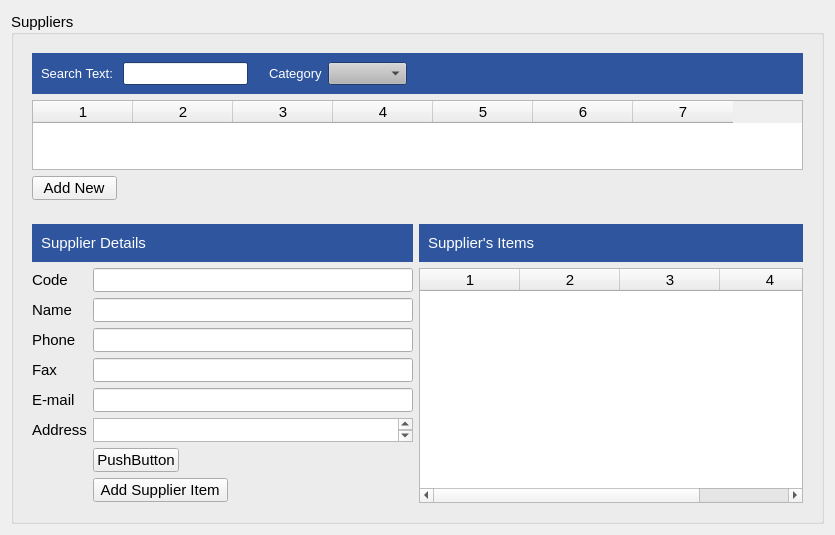
This is estorecpp/managesupplierswidget.ui in Watti/estorecpp as Qt 5 draws it before an edit. The edited form follows.
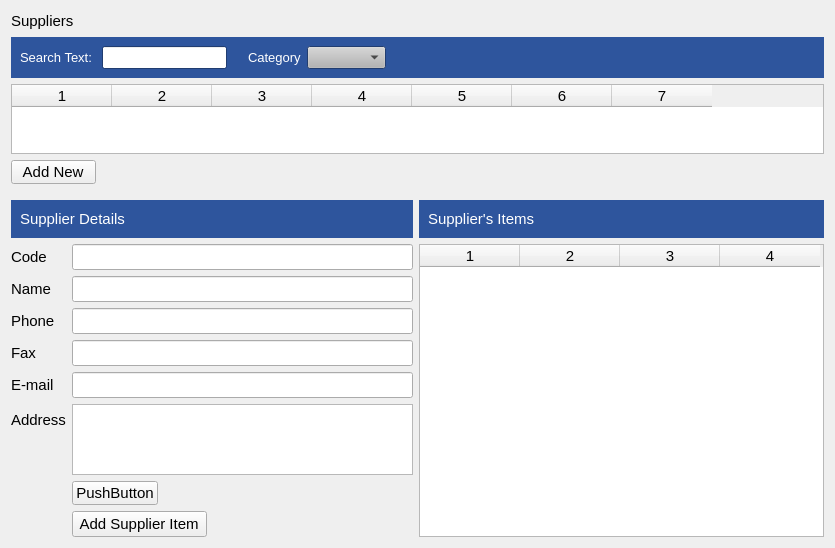
This is the edited form.

```diff
--- a/estorecpp/managesupplierswidget.ui
+++ b/estorecpp/managesupplierswidget.ui
@@ -7,53 +7,57 @@
     <x>0</x>
     <y>0</y>
     <width>835</width>
-    <height>535</height>
+    <height>548</height>
    </rect>
   </property>
   <property name="windowTitle">
    <string>Form</string>
   </property>
-  <layout class="QVBoxLayout" name="verticalLayout_4">
-   <item>
-    <widget class="QGroupBox" name="groupBox">
-     <property name="sizePolicy">
-      <sizepolicy hsizetype="Preferred" vsizetype="Preferred">
-       <horstretch>0</horstretch>
-       <verstretch>0</verstretch>
-      </sizepolicy>
-     </property>
-     <property name="minimumSize">
-      <size>
-       <width>520</width>
-       <height>100</height>
-      </size>
-     </property>
-     <property name="baseSize">
-      <size>
-       <width>0</width>
-       <height>0</height>
-      </size>
-     </property>
-     <property name="font">
-      <font>
-       <pointsize>11</pointsize>
-       <weight>50</weight>
-       <bold>false</bold>
-      </font>
-     </property>
-     <property name="layoutDirection">
-      <enum>Qt::LeftToRight</enum>
-     </property>
-     <property name="title">
-      <string>Suppliers</string>
-     </property>
-     <property name="alignment">
-      <set>Qt::AlignLeading|Qt::AlignLeft|Qt::AlignVCenter</set>
-     </property>
      <layout class="QVBoxLayout" name="verticalLayout_3">
+   <item>
+    <layout class="QHBoxLayout" name="horizontalLayout_9">
+     <item>
+      <widget class="QLabel" name="label_11">
+       <property name="font">
+        <font>
+         <pointsize>11</pointsize>
+        </font>
+       </property>
+       <property name="text">
+        <string>Suppliers</string>
+       </property>
+      </widget>
+     </item>
+     <item>
+      <spacer name="horizontalSpacer_10">
+       <property name="orientation">
+        <enum>Qt::Horizontal</enum>
+       </property>
+       <property name="sizeHint" stdset="0">
+        <size>
+         <width>40</width>
+         <height>20</height>
+        </size>
+       </property>
+      </spacer>
+     </item>
+    </layout>
+   </item>
       <item>
        <widget class="QWidget" name="tableArea" native="true">
         <layout class="QVBoxLayout" name="verticalLayout">
+      <property name="leftMargin">
+       <number>0</number>
+      </property>
+      <property name="topMargin">
+       <number>0</number>
+      </property>
+      <property name="rightMargin">
+       <number>0</number>
+      </property>
+      <property name="bottomMargin">
+       <number>0</number>
+      </property>
          <item>
           <widget class="QWidget" name="widget" native="true">
            <property name="palette">
@@ -622,6 +626,11 @@
          </item>
          <item>
           <widget class="QTableWidget" name="tableWidget">
+        <property name="font">
+         <font>
+          <pointsize>11</pointsize>
+         </font>
+        </property>
            <property name="columnCount">
             <number>7</number>
            </property>
@@ -680,6 +689,18 @@
          </font>
         </property>
         <layout class="QVBoxLayout" name="verticalLayout_2">
+      <property name="leftMargin">
+       <number>0</number>
+      </property>
+      <property name="topMargin">
+       <number>10</number>
+      </property>
+      <property name="rightMargin">
+       <number>0</number>
+      </property>
+      <property name="bottomMargin">
+       <number>0</number>
+      </property>
          <item>
           <layout class="QGridLayout" name="gridLayout">
            <item row="0" column="0">
@@ -1261,6 +1282,11 @@
            </item>
            <item row="1" column="1">
             <widget class="QTableWidget" name="currentItems">
+          <property name="font">
+           <font>
+            <pointsize>11</pointsize>
+           </font>
+          </property>
              <property name="columnCount">
               <number>4</number>
              </property>
@@ -1271,9 +1297,6 @@
             </widget>
            </item>
           </layout>
-         </item>
-        </layout>
-       </widget>
       </item>
      </layout>
     </widget>
```
Lines whose indentation alone changed are shown as unchanged.
